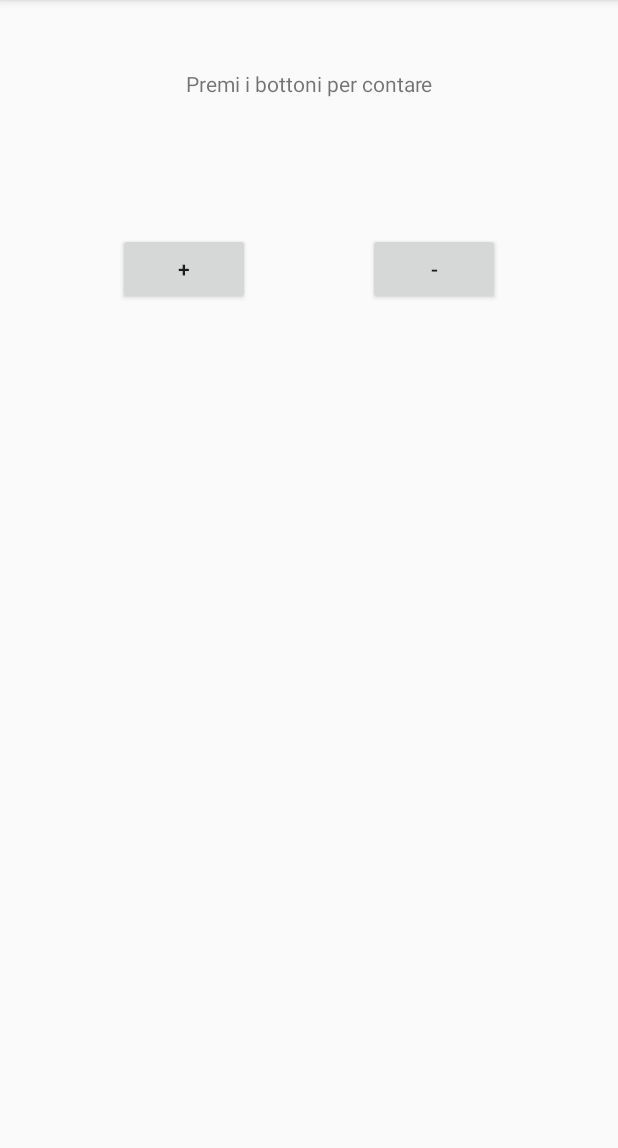
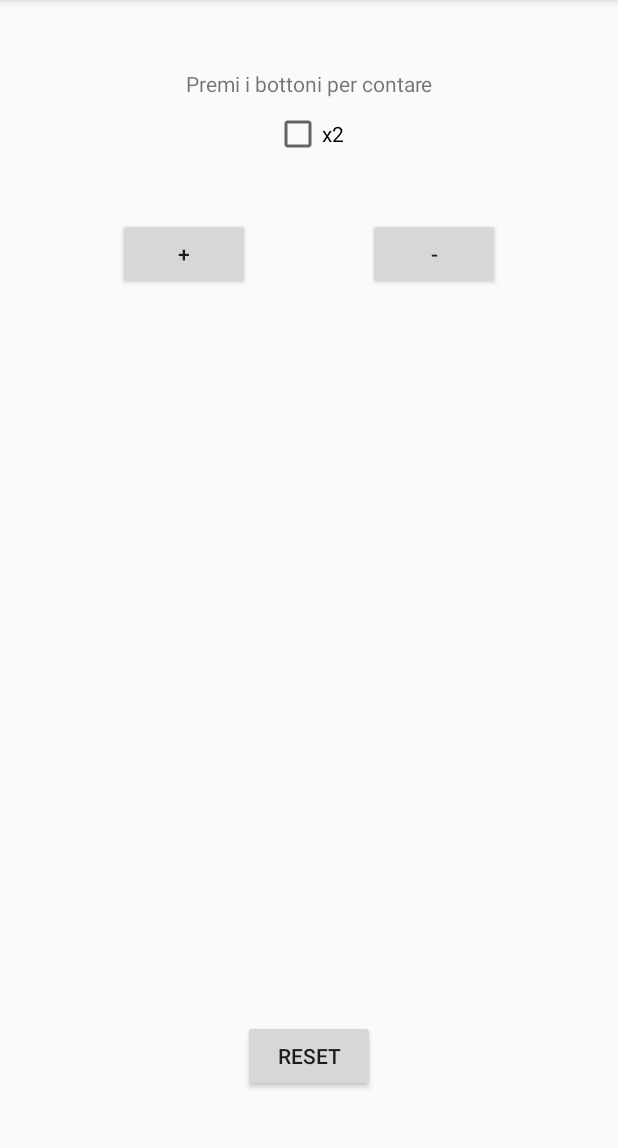
Before and after one commit to GiuseppePerfetto/Contatore, an Android app: the screen it shows after launch (MainActivity), on a phone screen of 412 x 824 dp, the part 84-1232 px from its top. Run offline under Robolectric (Android 15) with nearby library versions, the phone set to English and light mode, and no system bars.

Commit message:
Layout con azzerramento e raddoppio

```diff
--- a/app/src/main/res/layout/activity_main.xml
+++ b/app/src/main/res/layout/activity_main.xml
@@ -30,11 +30,35 @@
         android:id="@+id/button2"
         android:layout_width="wrap_content"
         android:layout_height="wrap_content"
-        android:layout_marginTop="90dp"
+        android:layout_marginTop="40dp"
         android:text="@string/Diminuisci"
         app:layout_constraintEnd_toEndOf="parent"
         app:layout_constraintHorizontal_bias="0.5"
         app:layout_constraintStart_toEndOf="@+id/button"
+        app:layout_constraintTop_toBottomOf="@+id/checkBox" />
+
+    <Button
+        android:id="@+id/Azzera"
+        android:layout_width="wrap_content"
+        android:layout_height="wrap_content"
+        android:layout_marginBottom="40dp"
+        android:layout_marginEnd="8dp"
+        android:layout_marginStart="8dp"
+        android:text="@string/Azzera"
+        app:layout_constraintBottom_toBottomOf="parent"
+        app:layout_constraintEnd_toEndOf="parent"
+        app:layout_constraintStart_toStartOf="parent" />
+
+    <CheckBox
+        android:id="@+id/checkBox"
+        android:layout_width="wrap_content"
+        android:layout_height="wrap_content"
+        android:layout_marginEnd="8dp"
+        android:layout_marginStart="8dp"
+        android:layout_marginTop="8dp"
+        android:text="@string/Raddoppia"
+        app:layout_constraintEnd_toEndOf="parent"
+        app:layout_constraintStart_toStartOf="parent"
         app:layout_constraintTop_toBottomOf="@+id/Textmessaggio" />
 
 </android.support.constraint.ConstraintLayout>
--- a/app/src/main/res/values/strings.xml
+++ b/app/src/main/res/values/strings.xml
@@ -4,4 +4,6 @@
     <string name="Diminuisci">-</string>
     <string name="Messaggio">Premi i bottoni per contare</string>
     <string name="valore"> il contatore vale  </string>
+    <string name="Azzera">Reset</string>
+    <string name="Raddoppia">x2</string>
 </resources>
```
